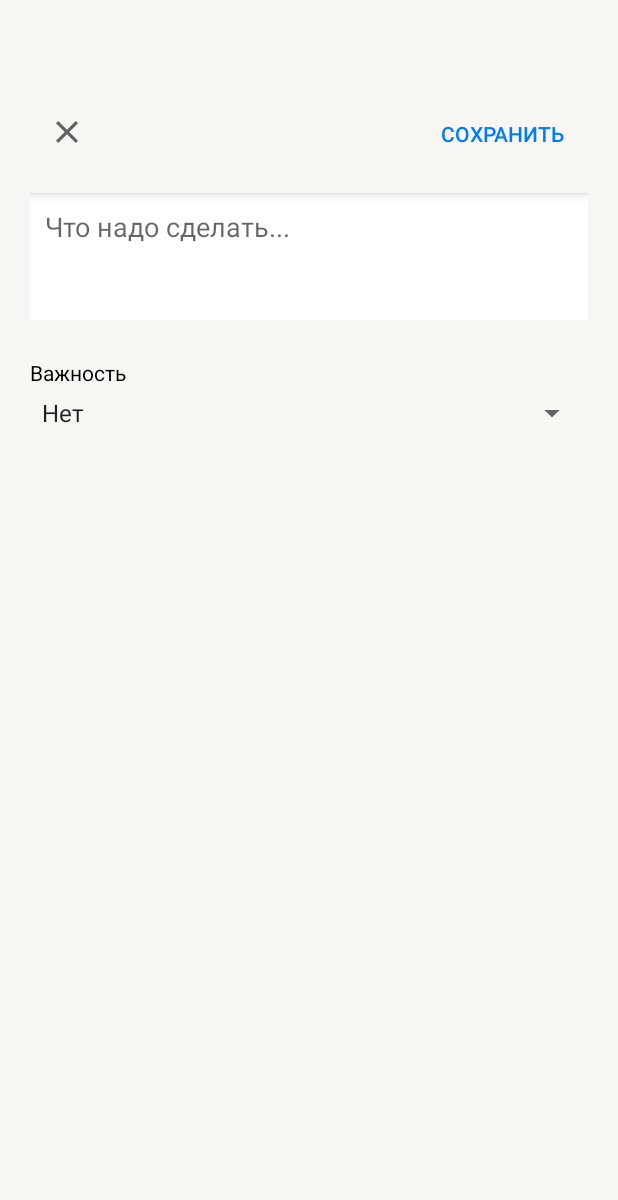
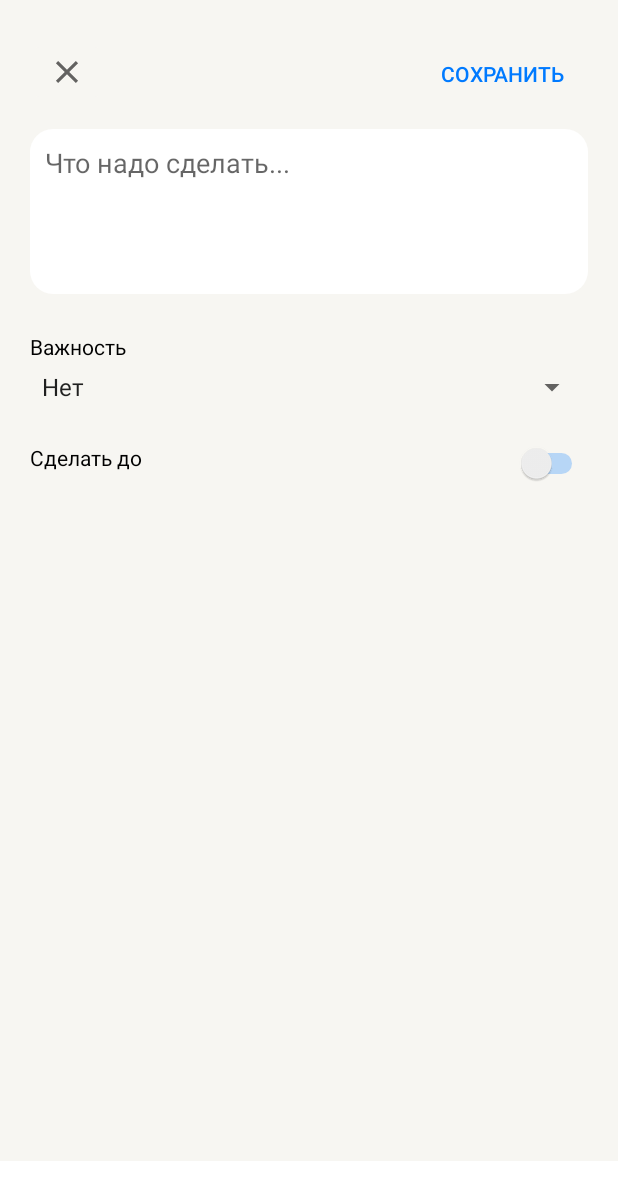
Before and after one commit to Tokarev-IP/TodoApp, an Android app: the screen it shows after launch (AddTaskActivity), after a tap on an icon or button, on a phone screen of 412 x 824 dp. Shown: the top 1200 px of the screen. Run offline under Robolectric (Android 15) with nearby library versions, the phone set to English and light mode, and no system bars.

Commit message:
finish first part

```diff
--- a/app/build.gradle
+++ b/app/build.gradle
@@ -39,6 +39,7 @@ dependencies {
     implementation 'androidx.appcompat:appcompat:1.3.0'
     implementation 'com.google.android.material:material:1.3.0'
     implementation 'androidx.constraintlayout:constraintlayout:2.0.4'
+    implementation 'androidx.legacy:legacy-support-v4:1.0.0'
     testImplementation 'junit:junit:4.+'
     androidTestImplementation 'androidx.test.ext:junit:1.1.2'
     androidTestImplementation 'androidx.test.espresso:espresso-core:3.3.0'
--- a/app/src/main/java/test/app/android_school/AddTaskActivity.kt
+++ b/app/src/main/java/test/app/android_school/AddTaskActivity.kt
@@ -1,18 +1,66 @@
 package test.app.android_school
 
+import android.annotation.SuppressLint
+import android.app.Activity
 import android.content.Intent
+import android.os.Build
 import android.os.Bundle
 import android.util.Log
+import android.view.View
+import android.widget.*
+import androidx.annotation.RequiresApi
 import androidx.appcompat.app.AppCompatActivity
+import androidx.core.view.get
 import test.app.android_school.recycler.DtClass
 
 class AddTaskActivity: AppCompatActivity() {
 
+    private val TAG = "TAG"
+    private val TAAG = "TAAG"
+    private val TAAAG = "TAAAG"
+    private val TAAAAG = "TAAAAG"
+
+    @SuppressLint("UseSwitchCompatOrMaterialCode")
+    @RequiresApi(Build.VERSION_CODES.M)
     override fun onCreate(savedInstanceState: Bundle?) {
         super.onCreate(savedInstanceState)
         setContentView(R.layout.activity_add_task)
 
+        window.decorView.systemUiVisibility = View.SYSTEM_UI_FLAG_LIGHT_STATUS_BAR;
 
+        val dataText: TextView = findViewById(R.id.data_done)
+        val mIntent = Intent()
+
+        val cancelButton: ImageButton = findViewById(R.id.cancel_image_button)
+        val okButton: Button = findViewById(R.id.ok_button)
+        val mSpinner: Spinner = findViewById(R.id.spinner)
+        val mEditText: EditText = findViewById(R.id.task_edit_text)
+
+        val switch_calendare: Switch = findViewById(R.id.switch_view)
+        switch_calendare.setOnCheckedChangeListener { buttonView, isChecked ->
+            if (isChecked){
+                supportFragmentManager
+                    .beginTransaction()
+                    .add(R.id.calendar_frame, CalendareFragment.newInstance())
+                    .commit()
+            } else {
+                dataText.text = ""
+            }
+        }
+
+        okButton.setOnClickListener {
+            mIntent.putExtra(TAG, dataText.toString())
+            mIntent.putExtra(TAAG, mEditText.text.toString())
+            mIntent.putExtra(TAAAG, false)
+            mIntent.putExtra(TAAAAG, mSpinner.selectedItem.toString())
+            setResult(Activity.RESULT_OK, mIntent)
+            finish()
+        }
+
+        cancelButton.setOnClickListener {
+            setResult(Activity.RESULT_CANCELED, mIntent)
+            finish()
+        }
     }
 
     fun sendData(data: DtClass){
--- a/app/src/main/java/test/app/android_school/MainActivity.kt
+++ b/app/src/main/java/test/app/android_school/MainActivity.kt
@@ -1,10 +1,12 @@
 package test.app.android_school
 
-import android.app.StatusBarManager
+import android.app.Activity
 import android.content.Intent
+import android.os.Build
 import androidx.appcompat.app.AppCompatActivity
 import android.os.Bundle
 import android.view.View
+import androidx.annotation.RequiresApi
 import androidx.recyclerview.widget.LinearLayoutManager
 import androidx.recyclerview.widget.RecyclerView
 import com.google.android.material.floatingactionbutton.FloatingActionButton
@@ -13,8 +15,16 @@ import test.app.android_school.recycler.MyRecyclerAdapter
 
 class MainActivity : AppCompatActivity() {
 
-    val taskList: MutableList<DtClass> = mutableListOf()
+    private val CODE = 1
+    private val taskList = mutableListOf<DtClass>()
+    private val TAG = "TAG"
+    private val TAAG = "TAAG"
+    private val TAAAG = "TAAAG"
+    private val TAAAAG = "TAAAAG"
 
+    val myAdapter = MyRecyclerAdapter()
+
+    @RequiresApi(Build.VERSION_CODES.M)
     override fun onCreate(savedInstanceState: Bundle?) {
         super.onCreate(savedInstanceState)
         setContentView(R.layout.activity_main)
@@ -25,21 +35,28 @@ class MainActivity : AppCompatActivity() {
 
         val floatingButton: FloatingActionButton = findViewById(R.id.floating_button)
 
-//        window.decorView.systemUiVisibility = View.SYSTEM_UI_FLAG_LIGHT_STATUS_BAR;
-//        val resultLauncher = registerForActivityResult(ActivityResultContracts.StartActivityForResult()){
-//            result ->
-//            if (result.resultCode == Activity.RESULT_OK){
-//                val dataResult: Intent? = result.data
-//            }
-//
-//        }
+        window.decorView.systemUiVisibility = View.SYSTEM_UI_FLAG_LIGHT_STATUS_BAR;
 
         floatingButton.setOnClickListener {
             val intentActivityResult = Intent(this, AddTaskActivity::class.java)
-            startActivityForResult(intentActivityResult, 1)
+            startActivityForResult(intentActivityResult, CODE)
         }
-
 
     }
 
+    override fun onActivityResult(requestCode: Int, resultCode: Int, data: Intent?) {
+        super.onActivityResult(requestCode, resultCode, data)
+        if (requestCode == CODE) {
+            if(resultCode == Activity.RESULT_OK){
+                if (data != null) {
+                    taskList.add(DtClass(data.getStringExtra(TAG),
+                        data.getStringExtra(TAAG),
+                    false,
+                    data.getStringExtra(TAAAAG)))
+                }
+            }
+            myAdapter.updateAdapter(taskList)
+        }
+    }
+
 }
--- a/app/src/main/java/test/app/android_school/recycler/MyRecyclerAdapter.kt
+++ b/app/src/main/java/test/app/android_school/recycler/MyRecyclerAdapter.kt
@@ -7,6 +7,8 @@ import test.app.android_school.R
 
 class MyRecyclerAdapter: RecyclerView.Adapter<MyViewHolder>() {
 
+    private var taskList = mutableListOf<DtClass>()
+
     override fun onCreateViewHolder(parent: ViewGroup, viewType: Int): MyViewHolder {
         val view = LayoutInflater
                 .from(parent.context)
@@ -15,10 +17,15 @@ class MyRecyclerAdapter: RecyclerView.Adapter<MyViewHolder>() {
     }
 
     override fun onBindViewHolder(holder: MyViewHolder, position: Int) {
-        holder.textView.text = "a"
+        holder.textView.text = taskList[position].task
     }
 
     override fun getItemCount(): Int {
-        return 20
+        return taskList.size
+    }
+
+    fun updateAdapter(mtaskList: MutableList<DtClass>) {
+        taskList = mtaskList
+        notifyDataSetChanged()
     }
 }
--- a/app/src/main/res/drawable/round_edge.xml
+++ b/app/src/main/res/drawable/round_edge.xml
@@ -1,9 +1,9 @@
 <?xml version="1.0" encoding="utf-8"?>
 <shape xmlns:android="http://schemas.android.com/apk/res/android">
 
-    <solid android:color="@color/secondary" />
+    <solid android:color="@color/back_secondary" />
 
     <corners
-        android:radius="30dp"
+        android:radius="15dp"
         />
 </shape>
--- a/app/src/main/res/layout/activity_add_task.xml
+++ b/app/src/main/res/layout/activity_add_task.xml
@@ -1,5 +1,5 @@
 <?xml version="1.0" encoding="utf-8"?>
-<LinearLayout
+<RelativeLayout
     xmlns:android="http://schemas.android.com/apk/res/android"
     xmlns:tools="http://schemas.android.com/tools"
     android:layout_width="match_parent"
@@ -8,27 +8,15 @@
     android:orientation="vertical"
     android:background="@color/back_primary"
     android:paddingHorizontal="20dp"
+    android:paddingTop="25dp"
+    android:layout_marginBottom="50dp"
     >
-
-    <com.google.android.material.appbar.AppBarLayout
-        android:layout_width="match_parent"
-        android:layout_height="wrap_content"
-        android:id="@+id/app_bar"
-        android:background="@color/back_primary"
-        android:paddingBottom="15dp"
-        >
-
-        <RelativeLayout
-            android:layout_width="match_parent"
-            android:layout_height="match_parent"
-            android:paddingTop="65dp"
-            android:id="@+id/rel_lay"
-            >
 
         <ImageButton
             android:layout_width="wrap_content"
             android:layout_height="wrap_content"
             android:src="@drawable/ic_baseline_close_25"
+            android:id="@+id/cancel_image_button"
             />
 
         <Button
@@ -38,33 +26,34 @@
             android:textColor="@color/blue"
             android:layout_alignParentEnd="true"
             style="@style/Widget.AppCompat.Button.Borderless"
+            android:fadingEdge="none"
+            android:id="@+id/ok_button"
             />
 
-        </RelativeLayout>
-
-    </com.google.android.material.appbar.AppBarLayout>
 
     <androidx.core.widget.NestedScrollView
         android:layout_width="match_parent"
         android:layout_height="wrap_content"
+        android:layout_below="@id/cancel_image_button"
+        android:layout_marginTop="15dp"
         >
 
-    <LinearLayout
+    <RelativeLayout
         android:layout_width="match_parent"
         android:layout_height="match_parent"
-        android:orientation="vertical"
         >
 
         <EditText
             android:layout_width="match_parent"
             android:layout_height="wrap_content"
             android:hint="Что надо сделать..."
-            android:background="@color/white"
+            android:background="@drawable/round_edge"
             android:paddingTop="10dp"
-            android:paddingBottom="50dp"
+            android:paddingBottom="75dp"
             android:paddingHorizontal="10dp"
             android:layout_gravity="top"
             android:layout_marginBottom="25dp"
+            android:id="@+id/task_edit_text"
             />
 
         <TextView
@@ -73,6 +62,8 @@
             android:text="Важность"
             android:textColor="@color/primary"
             android:layout_marginBottom="5dp"
+            android:layout_below="@id/task_edit_text"
+            android:id="@+id/priority_text_view"
             />
 
         <Spinner
@@ -80,10 +71,50 @@
             android:layout_height="wrap_content"
             android:id="@+id/spinner"
             android:entries="@array/priority"
+            android:layout_below="@id/priority_text_view"
             />
 
-    </LinearLayout>
+        <TextView
+            android:layout_width="match_parent"
+            android:layout_height="match_parent"
+            android:text="Сделать до"
+            android:textColor="@color/primary"
+            android:layout_marginBottom="5dp"
+            android:layout_below="@id/spinner"
+            android:layout_marginTop="25dp"
+            android:id="@+id/done_before"
+            />
+
+        <TextView
+            android:layout_width="match_parent"
+            android:layout_height="wrap_content"
+            android:textColor="@color/blue"
+            android:layout_marginBottom="5dp"
+            android:layout_below="@id/done_before"
+            android:id="@+id/data_done"
+
+            />
+
+        <Switch
+            android:layout_width="wrap_content"
+            android:layout_height="wrap_content"
+            android:layout_alignParentRight="true"
+            tools:ignore="UseSwitchCompatOrMaterialXml"
+            android:layout_below="@id/spinner"
+            android:layout_marginTop="25dp"
+            android:id="@+id/switch_view"
+            android:trackTint="@color/blue"
+            />
+
+
+    </RelativeLayout>
 
     </androidx.core.widget.NestedScrollView>
 
-</LinearLayout>
+    <FrameLayout
+        android:layout_width="match_parent"
+        android:layout_height="match_parent"
+        android:id="@+id/calendar_frame"
+        />
+
+</RelativeLayout>
--- a/app/src/main/res/layout/recycler_item.xml
+++ b/app/src/main/res/layout/recycler_item.xml
@@ -10,7 +10,8 @@
     app:rightItem="@id/image_view_right"
     app:leftItem="@id/image_view_left"
     app:autoMovingSensitivity="1000"
-    android:background="@color/secondary"
+    android:background="@color/back_secondary"
+    android:layout_marginVertical="5dp"
     >
 
     <ImageButton
--- a/app/src/main/res/values/strings.xml
+++ b/app/src/main/res/values/strings.xml
@@ -6,5 +6,7 @@
         <item>Низкий</item>
         <item>Высокий</item>
     </string-array>
+    <!-- TODO: Remove or change this placeholder text -->
+    <string name="hello_blank_fragment">Hello blank fragment</string>
 
 </resources>
--- a/app/src/main/res/values/themes.xml
+++ b/app/src/main/res/values/themes.xml
@@ -14,6 +14,7 @@
         <item name="colorButtonNormal">@color/back_primary</item>
 
         <item name="android:textColorTertiary">@color/tertiary</item>
+        <item name="android:enabled">@color/blue</item>
 
         <!-- Status bar color. -->
         <item name="android:statusBarColor" tools:targetApi="l">?attr/colorPrimaryVariant</item>
```
Also changed, not shown: app/src/main/java/test/app/android_school/CalendareFragment.kt (added, +73 -0 lines), app/src/main/java/test/app/android_school/recycler/DtClass.kt (+2 -2 lines), app/src/main/res/layout/fragment_calendare.xml (added, +43 -0 lines).
